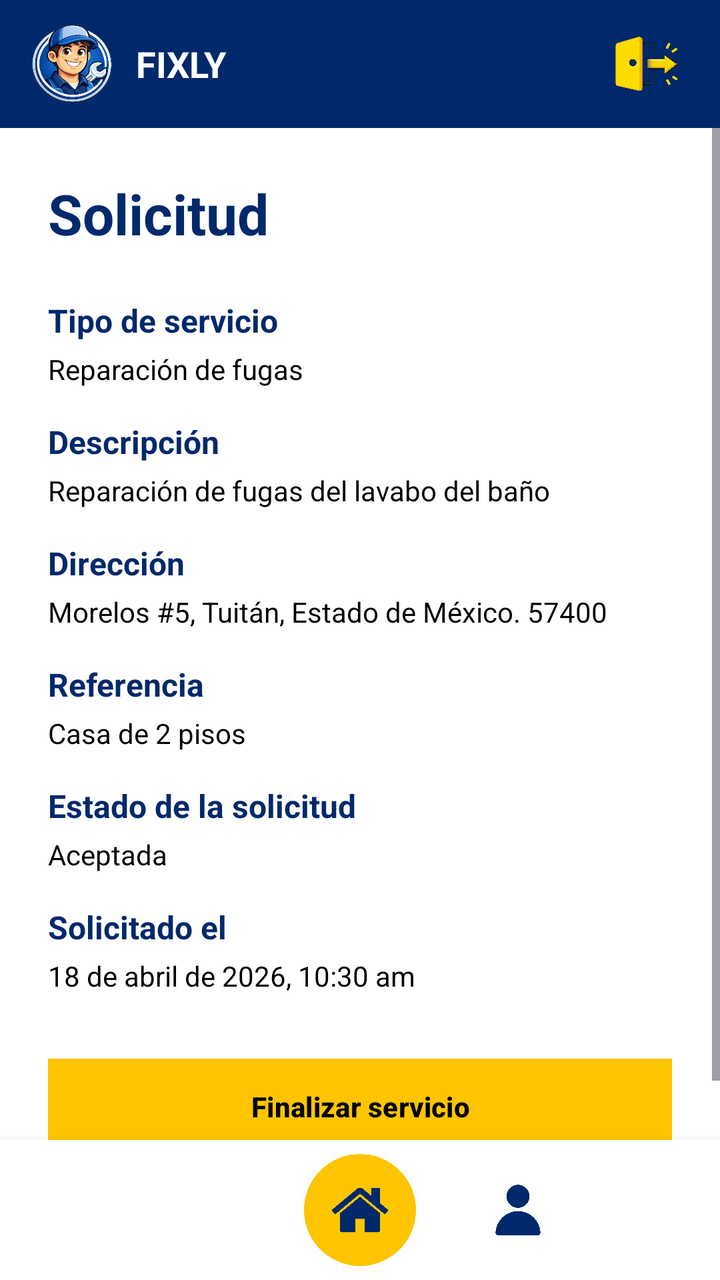
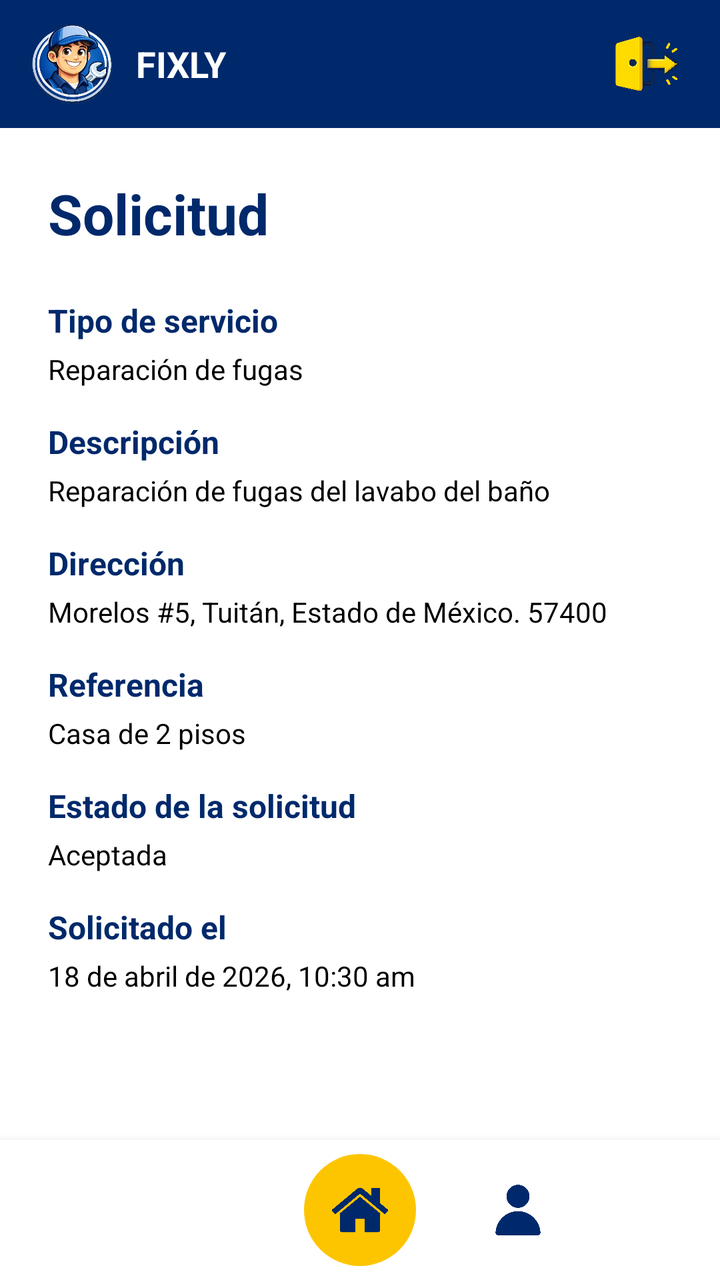

Two renders of the same Android screen: before a commit and after it. Below are the layout's source before the change and the commit's diff.
<!-- AndroidManifest.xml: application theme Theme.Fixly -->
<!-- res/layout/ver_solicitud_proveedor.xml -->
<?xml version="1.0" encoding="utf-8"?>
<LinearLayout xmlns:android="http://schemas.android.com/apk/res/android"
    xmlns:app="http://schemas.android.com/apk/res-auto"
    android:id="@+id/main"
    android:layout_width="match_parent"
    android:layout_height="match_parent"
    android:background="@color/white"
    android:orientation="vertical">

    <include layout="@layout/header" />

    <ScrollView
        android:layout_width="match_parent"
        android:layout_height="0dp"
        android:layout_weight="1"
        android:fillViewport="true">

        <LinearLayout
            android:layout_width="match_parent"
            android:layout_height="wrap_content"
            android:orientation="vertical"
            android:padding="24dp">

            <TextView
                android:layout_width="match_parent"
                android:layout_height="wrap_content"
                android:layout_marginBottom="24dp"
                android:text="Solicitud"
                android:textColor="@color/azul_fixly"
                android:textSize="28sp"
                android:textStyle="bold" />


            <TextView
                android:layout_width="wrap_content"
                android:layout_height="wrap_content"
                android:text="Tipo de servicio"
                android:textColor="@color/azul_fixly"
                android:textSize="16sp"
                android:textStyle="bold" />

            <TextView
                android:id="@+id/tipo_ver_solicitud_proveedor"
                android:layout_width="match_parent"
                android:layout_height="wrap_content"
                android:layout_marginTop="4dp"
                android:layout_marginBottom="16dp"
                android:text="Reparación de fugas"
                android:textColor="@android:color/black" />


            <TextView
                android:layout_width="wrap_content"
                android:layout_height="wrap_content"
                android:text="Descripción"
                android:textColor="@color/azul_fixly"
                android:textSize="16sp"
                android:textStyle="bold" />

            <TextView
                android:id="@+id/descripcion_ver_solicitud_proveedor"
                android:layout_width="match_parent"
                android:layout_height="wrap_content"
                android:layout_marginTop="4dp"
                android:layout_marginBottom="16dp"
                android:text="Reparación de fugas del lavabo del baño"
                android:textColor="@android:color/black" />


            <TextView
                android:layout_width="wrap_content"
                android:layout_height="wrap_content"
                android:text="Dirección"
                android:textColor="@color/azul_fixly"
                android:textSize="16sp"
                android:textStyle="bold" />

            <TextView
                android:id="@+id/direccion_ver_solicitud_proveedor"
                android:layout_width="match_parent"
                android:layout_height="wrap_content"
                android:layout_marginTop="4dp"
                android:layout_marginBottom="16dp"
                android:text="Morelos #5, Tuitán, Estado de México. 57400"
                android:textColor="@android:color/black" />


            <TextView
                android:layout_width="wrap_content"
                android:layout_height="wrap_content"
                android:text="Referencia"
                android:textColor="@color/azul_fixly"
                android:textSize="16sp"
                android:textStyle="bold" />

            <TextView
                android:id="@+id/referencia_ver_solicitud_proveedor"
                android:layout_width="match_parent"
                android:layout_height="wrap_content"
                android:layout_marginTop="4dp"
                android:layout_marginBottom="16dp"
                android:text="Casa de 2 pisos"
                android:textColor="@android:color/black" />


            <TextView
                android:layout_width="wrap_content"
                android:layout_height="wrap_content"
                android:text="Estado de la solicitud"
                android:textColor="@color/azul_fixly"
                android:textSize="16sp"
                android:textStyle="bold" />

            <TextView
                android:id="@+id/estado_ver_solicitud_proveedor"
                android:layout_width="match_parent"
                android:layout_height="wrap_content"
                android:layout_marginTop="4dp"
                android:layout_marginBottom="16dp"
                android:text="Aceptada"
                android:textColor="@android:color/black" />


            <TextView
                android:layout_width="wrap_content"
                android:layout_height="wrap_content"
                android:text="Solicitado el"
                android:textColor="@color/azul_fixly"
                android:textSize="16sp"
                android:textStyle="bold" />

            <TextView
                android:id="@+id/fecha_ver_solicitud_proveedor"
                android:layout_width="match_parent"
                android:layout_height="wrap_content"
                android:layout_marginTop="4dp"
                android:layout_marginBottom="32dp"
                android:text="18 de abril de 2026, 10:30 am"
                android:textColor="@android:color/black" />


            <com.google.android.material.button.MaterialButton
                android:id="@+id/boton_finalizar_servicio"
                android:layout_width="match_parent"
                android:layout_height="48dp"
                android:backgroundTint="@color/amarillo_fixly"
                android:insetTop="0dp"
                android:insetBottom="0dp"
                android:text="Finalizar servicio"
                android:textAllCaps="false"
                android:textColor="@android:color/black"
                android:textStyle="bold"
                app:cornerRadius="0dp" />

        </LinearLayout>
    </ScrollView>

    <include layout="@layout/bottom_nav_proveedor" />

</LinearLayout>
<!-- res/layout/header.xml (included above) -->
<?xml version="1.0" encoding="utf-8"?>
<LinearLayout xmlns:android="http://schemas.android.com/apk/res/android"
    xmlns:app="http://schemas.android.com/apk/res-auto"
    android:id="@+id/header_container"
    android:layout_width="match_parent"
    android:layout_height="64dp"
    android:background="@color/azul_fixly"
    android:gravity="center_vertical"
    android:paddingHorizontal="16dp"
    android:orientation="horizontal">

    <ImageView
        android:layout_width="40dp"
        android:layout_height="40dp"
        android:scaleType="fitCenter"
        android:src="@drawable/logo" />

    <TextView
        android:layout_width="0dp"
        android:layout_height="wrap_content"
        android:layout_marginStart="12dp"
        android:layout_weight="1"
        android:text="FIXLY"
        android:textColor="@android:color/white"
        android:textSize="18sp"
        android:textStyle="bold" />

    <ImageView
        android:id="@+id/imageView"
        android:layout_width="40dp"
        android:layout_height="40dp"
        app:srcCompat="@drawable/ic_cerrar_sesion" />

</LinearLayout>
<!-- res/layout/bottom_nav_proveedor.xml (included above) -->
<?xml version="1.0" encoding="utf-8"?>
<LinearLayout xmlns:android="http://schemas.android.com/apk/res/android"
    xmlns:app="http://schemas.android.com/apk/res-auto"
    android:id="@+id/bottom_container"
    android:layout_width="match_parent"
    android:layout_height="70dp"
    android:background="@android:color/white"
    android:elevation="8dp"
    android:gravity="center"
    android:orientation="horizontal">

    <ImageView
        android:id="@+id/historial_barra_navegacion"
        android:layout_width="30dp"
        android:layout_height="30dp"
        android:tint="#00296b" />

    <FrameLayout
        android:id="@+id/home_barra_navegacion"
        android:layout_width="56dp"
        android:layout_height="56dp"
        android:layout_marginHorizontal="36dp"
        android:background="@drawable/bg_home">

        <ImageView
            android:layout_width="28dp"
            android:layout_height="28dp"
            android:layout_gravity="center"
            android:src="@drawable/icono_home"
            app:tint="#00296b" />
    </FrameLayout>

    <ImageView
        android:id="@+id/perfil_barra_navegacion"
        android:layout_width="30dp"
        android:layout_height="30dp"
        android:src="@drawable/icono_usuario"
        app:tint="#00296b" />

</LinearLayout>
<!-- resources referenced by this layout -->
<resources>
  <color name="amarillo_fixly">#fdc500</color>
  <color name="azul_fixly">#00296b</color>
  <color name="white">#FFFFFFFF</color>
  <!-- drawable bg_home (drawable) -->
  <?xml version="1.0" encoding="utf-8"?>
  <shape xmlns:android="http://schemas.android.com/apk/res/android"
      android:shape="oval">
      <solid android:color="#fdc500"/>
  </shape>
  <!-- drawable ic_cerrar_sesion: png bitmap (drawable, 236120 bytes) -->
  <!-- drawable icono_home: png bitmap (drawable, 9640 bytes) -->
  <!-- drawable icono_usuario: png bitmap (drawable, 6687 bytes) -->
  <!-- drawable logo: png bitmap (drawable, 142083 bytes) -->
  <style name="Theme.Fixly" parent="Base.Theme.Fixly" />
  <style name="Base.Theme.Fixly" parent="Theme.Material3.DayNight.NoActionBar">
          
          
      </style>
</resources>

<!-- the commit's change to res/layout/ver_solicitud_proveedor.xml (unified diff, before → after) -->
@@ -140,9 +140,24 @@
 
 
             <com.google.android.material.button.MaterialButton
+                android:id="@+id/boton_aceptar_solicitud"
+                android:layout_width="match_parent"
+                android:layout_height="48dp"
+                android:backgroundTint="@color/azul_fixly"
+                android:insetTop="0dp"
+                android:insetBottom="0dp"
+                android:text="Aceptar solicitud"
+                android:textAllCaps="false"
+                android:textColor="@color/white"
+                android:textStyle="bold"
+                android:visibility="gone"
+                app:cornerRadius="0dp" />
+
+            <com.google.android.material.button.MaterialButton
                 android:id="@+id/boton_finalizar_servicio"
                 android:layout_width="match_parent"
                 android:layout_height="48dp"
+                android:layout_marginTop="8dp"
                 android:backgroundTint="@color/amarillo_fixly"
                 android:insetTop="0dp"
                 android:insetBottom="0dp"
@@ -150,6 +165,7 @@
                 android:textAllCaps="false"
                 android:textColor="@android:color/black"
                 android:textStyle="bold"
+                android:visibility="gone"
                 app:cornerRadius="0dp" />
 
         </LinearLayout>
